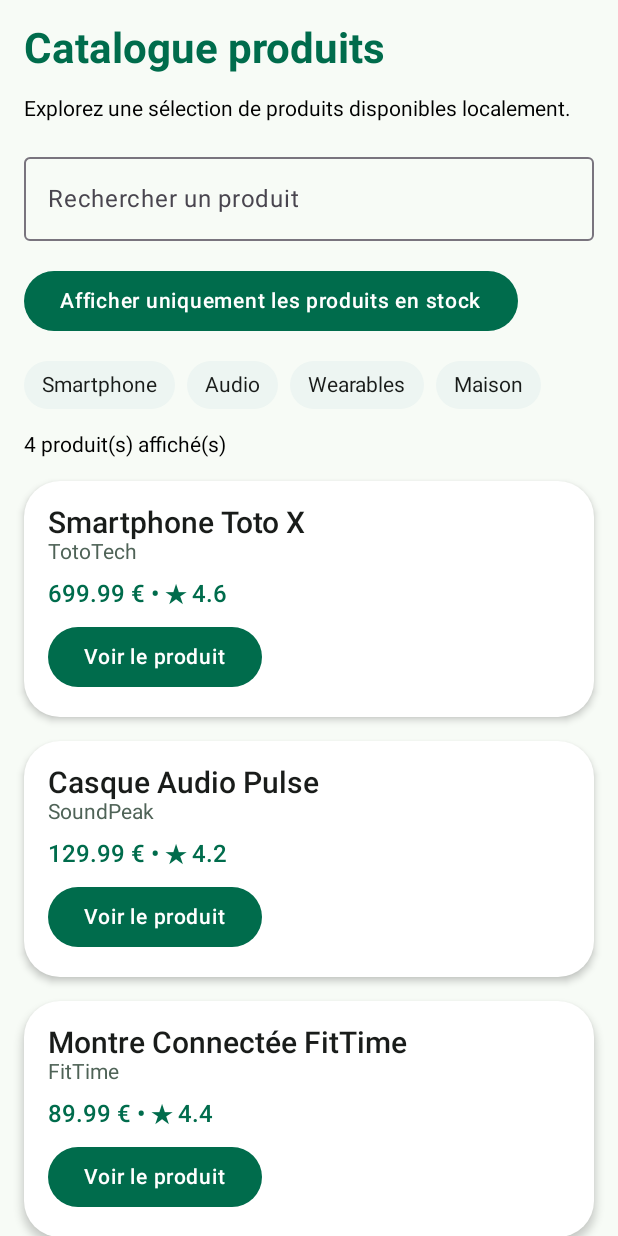
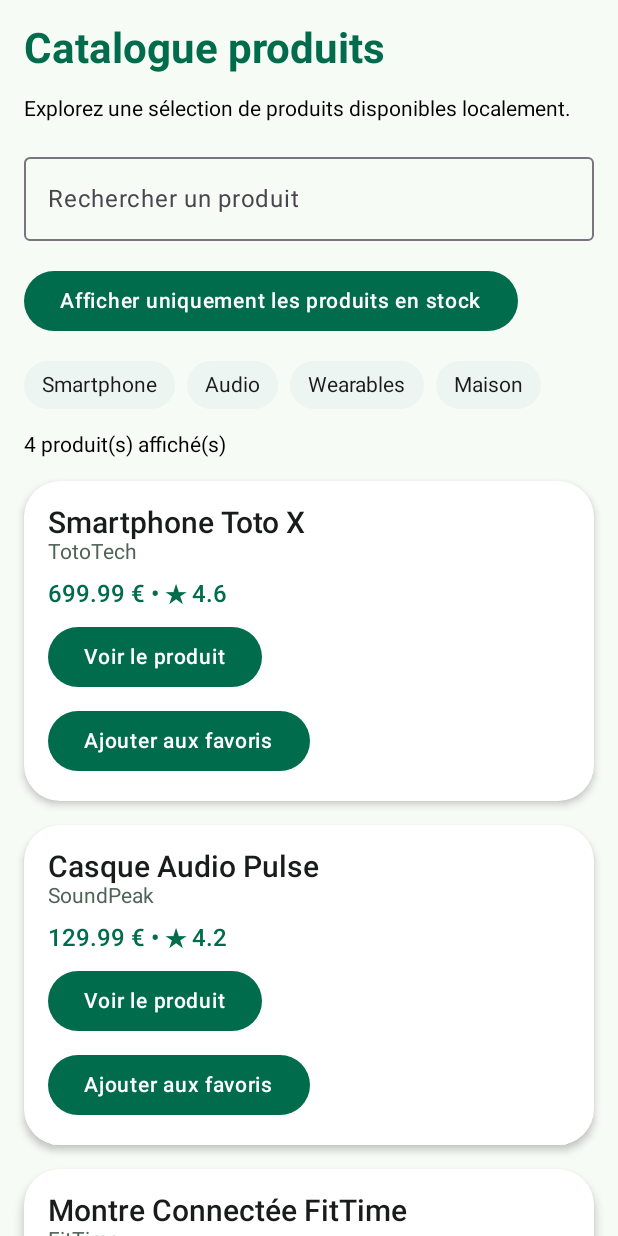
Before and after one commit to nabilkadouri/product_explorer, an Android app built with Jetpack Compose: the @Preview function ProductCatalogScreenLightPreview, on a phone screen of 412 x 824 dp. Run offline under Robolectric (Android 15) with nearby library versions, the phone set to English and light mode, and no system bars.

Commit message:
TP8 : bouton favori dans la carte produit

```diff
--- a/app/src/main/java/com/example/productexplorer/ProductCatalogScreen.kt
+++ b/app/src/main/java/com/example/productexplorer/ProductCatalogScreen.kt
@@ -149,6 +149,10 @@ fun ProductCatalogScreen(
         ) { product ->
             ProductListItem(
                 product = product,
+                isFavorite = favoriteProductIds.contains(product.id),
+                onFavoriteClick = {
+                    toggleFavorite(product.id)
+                },
                 onClick = {
                     onProductClick(product)
                 }
@@ -160,6 +164,8 @@ fun ProductCatalogScreen(
 @Composable
 fun ProductListItem(
     product: ProductUi,
+    isFavorite: Boolean,
+    onFavoriteClick: () -> Unit,
     onClick: () -> Unit,
     modifier: Modifier = Modifier
 ) {
@@ -195,6 +201,16 @@ fun ProductListItem(
             Spacer(modifier = Modifier.height(8.dp))
             Button(onClick = onClick) {
                 Text(text = "Voir le produit")
+            }
+            Spacer(modifier = Modifier.height(8.dp))
+            Button(onClick = onFavoriteClick) {
+                Text(
+                    text = if (isFavorite) {
+                        "Retirer des favoris"
+                    } else {
+                        "Ajouter aux favoris"
+                    }
+                )
             }
         }
     }
```
